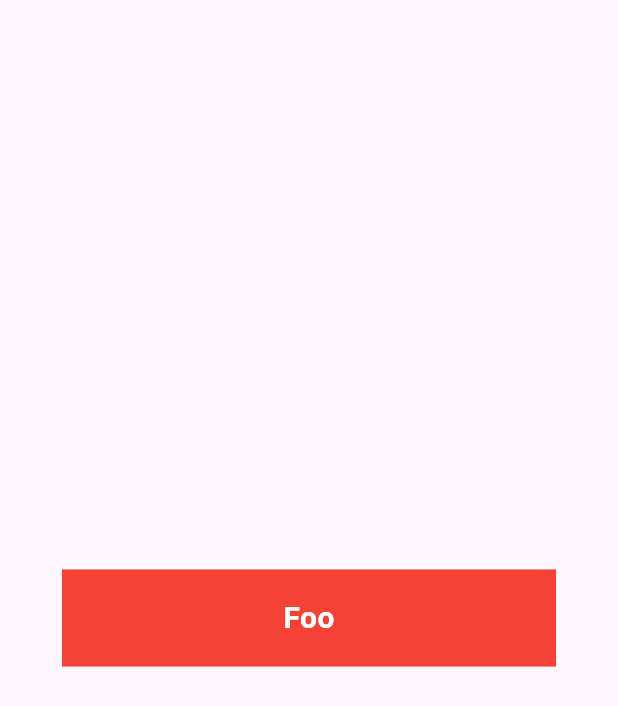
After one commit to sabin6969/Flutter-Explicit-Animations, a Flutter app: the screen it shows after launch, after a tap on "Animated Button", on a phone screen of 412 x 824 dp. The commit adds this screen. Shown: the top 706 px of the screen. Run offline on Flutter 3.47's test engine with Material 3 defaults, Android fonts, the phone set to English and light mode, and no system bars.

Commit message:
Add AnimatedButton widget and integrate into home page

```diff
--- /dev/null
+++ b/lib/pages/animated_button.dart
@@ -0,0 +1,102 @@
+import 'package:flutter/material.dart';
+
+class AnimatedButton extends StatefulWidget {
+  const AnimatedButton({super.key});
+
+  @override
+  State<AnimatedButton> createState() => _AnimatedButtonState();
+}
+
+class _AnimatedButtonState extends State<AnimatedButton>
+    with SingleTickerProviderStateMixin {
+  late AnimationController _animationController;
+
+  late Animation<double> _animation;
+
+  @override
+  void initState() {
+    _animationController = AnimationController(
+      vsync: this,
+      duration: const Duration(
+        milliseconds: 500,
+      ),
+    );
+
+    _animation = Tween<double>(
+      begin: 1.0,
+      end: 0.3,
+    ).animate(
+      CurvedAnimation(
+        parent: _animationController,
+        curve: Curves.easeInOutBack,
+      ),
+    );
+
+    super.initState();
+  }
+
+  @override
+  void dispose() {
+    _animationController.dispose();
+    super.dispose();
+  }
+
+  @override
+  Widget build(BuildContext context) {
+    Size size = MediaQuery.sizeOf(context);
+    return Scaffold(
+      body: Padding(
+        padding: EdgeInsets.symmetric(
+          horizontal: size.width * 0.1,
+        ),
+        child: Center(
+          child: InkWell(
+            onTap: () {
+              if (_animationController.status == AnimationStatus.completed) {
+                _animationController.reverse();
+              } else {
+                _animationController.forward();
+              }
+            },
+            child: AnimatedBuilder(
+              animation: _animationController,
+              builder: (context, child) {
+                return ClipRRect(
+                  borderRadius: BorderRadius.circular(
+                    _animationController.value * 20,
+                  ),
+                  child: Container(
+                    height: 65,
+                    width: _animation.value * size.width * 0.8,
+                    decoration: BoxDecoration(
+                      color: Colors.red,
+                      shape: _animationController.status ==
+                              AnimationStatus.completed
+                          ? BoxShape.circle
+                          : BoxShape.rectangle,
+                    ),
+                    child: Center(
+                      child: _animationController.status ==
+                              AnimationStatus.completed
+                          ? const CircularProgressIndicator(
+                              color: Colors.white,
+                            )
+                          : Text(
+                              "Foo",
+                              style: TextStyle(
+                                color: Colors.white,
+                                fontWeight: FontWeight.bold,
+                                fontSize: 20,
+                              ),
+                            ),
+                    ),
+                  ),
+                );
+              },
+            ),
+          ),
+        ),
+      ),
+    );
+  }
+}
--- a/lib/pages/home_page.dart
+++ b/lib/pages/home_page.dart
@@ -4,6 +4,7 @@ import 'package:animations/pages/slider_animation_page.dart';
 import 'package:animations/pages/spinning_arc.dart';
 import 'package:flutter/material.dart';
 
+import 'animated_button.dart';
 import 'wave_animation.dart';
 
 class HomePage extends StatefulWidget {
@@ -89,6 +90,16 @@ class _HomePageState extends State<HomePage> {
             child: const Text(
               "Wave Animation",
             ),
+          ),
+          TextButton(
+            onPressed: () {
+              context.navigateToNextPage(
+                AnimatedButton(),
+              );
+            },
+            child: const Text(
+              "Animated Button",
+            ),
           )
         ],
       ),
```
Also changed, not shown: pubspec.yaml (+2 -73 lines).
